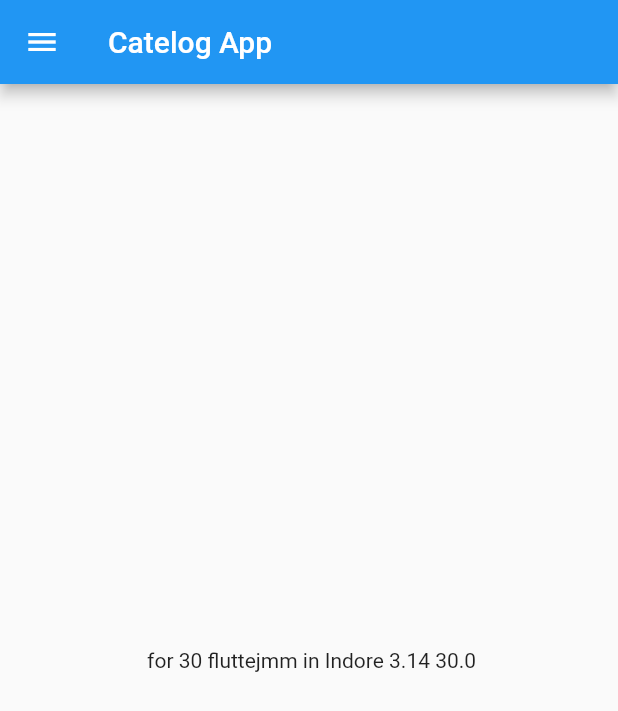
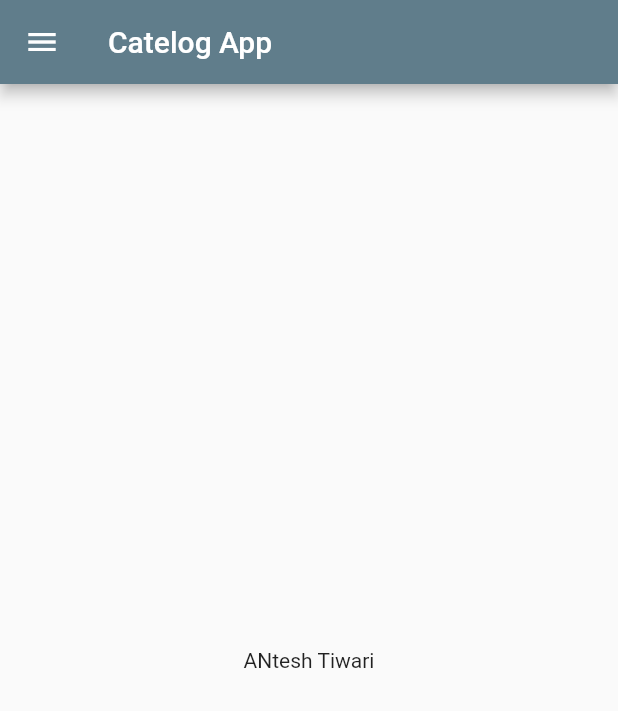
Before and after one commit to anteshtiwari/online_store, a Flutter app: the screen it shows after launch, on a phone screen of 412 x 824 dp. Shown: the top 711 px of the screen. Run offline on Flutter 3.47's test engine with Material 2 defaults, Android fonts, the phone set to English and light mode, and no system bars.

Commit message:
now, day 1 of part 2 is completed

```diff
--- a/lib/main.dart
+++ b/lib/main.dart
@@ -1,5 +1,6 @@
 import 'package:flutter/material.dart';
-import 'package:online_store/home_page.dart';
+import 'pages/home_page.dart';
+import 'pages/login_pages.dart';
 
 void main() {
   runApp(MyApp());
@@ -9,7 +10,16 @@ class MyApp extends StatelessWidget {
   @override
   Widget build(BuildContext context) {
     return MaterialApp(
-      home: HomePage(),
+      themeMode: ThemeMode.light,
+      theme: ThemeData(primarySwatch: Colors.deepPurple),
+      darkTheme: ThemeData(
+        brightness: Brightness.dark,
+      ),
+      initialRoute: "/home",
+      routes: {
+        "/": (context) => LoginPage(),
+        "/home": (context) => HomePage(),
+      },
     );
   }
 }
--- a/lib/home_page.dart
+++ b/lib/pages/home_page.dart
@@ -3,20 +3,17 @@ import 'package:flutter/material.dart';
 class HomePage extends StatelessWidget {
   @override
   Widget build(BuildContext context) {
-    int days = 30;
-    String name = "Indore";
-    const pi = 3.14;
-    bool isMale = true;
-    num temp = 30.0;
-
     return MaterialApp(
+      themeMode: ThemeMode.dark,
+      theme: ThemeData(
+          brightness: Brightness.light, primarySwatch: Colors.blueGrey),
       home: Scaffold(
         appBar: AppBar(
           title: Text("Catelog App"),
         ),
         body: Center(
           child: Container(
-            child: Text(' for $days fluttejmm in $name $pi $temp'),
+            child: Text('ANtesh Tiwari'),
           ),
         ),
         drawer: Drawer(),
```
Also changed, not shown: lib/pages/login_pages.dart (added, +16 -0 lines).
